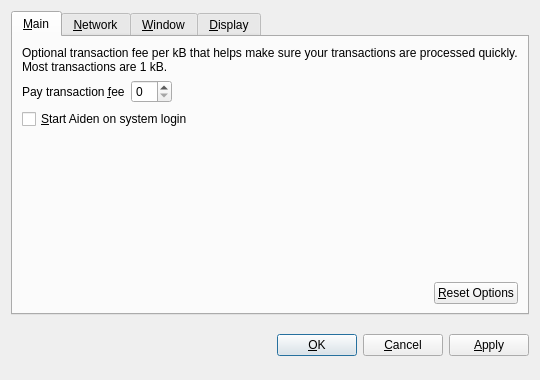
Above: src/qt/forms/optionsdialog.ui from chrisfranko/litecoin before the change. Below: the same form after it.
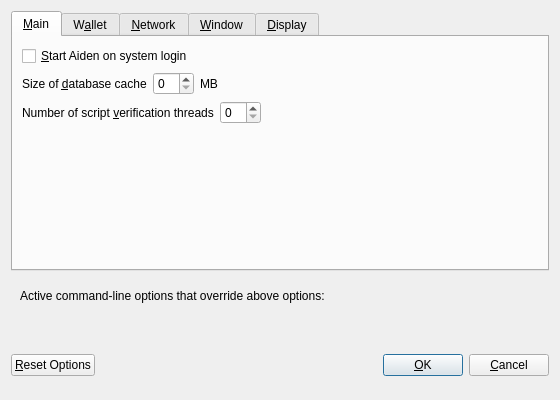
That is the form after the change. Custom widgets are drawn as their Qt base class.

Diff of the .ui file:
```diff
--- a/src/qt/forms/optionsdialog.ui
+++ b/src/qt/forms/optionsdialog.ui
@@ -6,8 +6,8 @@
    <rect>
     <x>0</x>
     <y>0</y>
-    <width>540</width>
-    <height>380</height>
+    <width>560</width>
+    <height>400</height>
    </rect>
   </property>
   <property name="windowTitle">
@@ -19,9 +19,6 @@
   <layout class="QVBoxLayout" name="verticalLayout">
    <item>
     <widget class="QTabWidget" name="tabWidget">
-     <property name="tabPosition">
-      <enum>QTabWidget::North</enum>
-     </property>
      <property name="currentIndex">
       <number>0</number>
      </property>
@@ -30,52 +27,6 @@
        <string>&amp;Main</string>
       </attribute>
       <layout class="QVBoxLayout" name="verticalLayout_Main">
-       <item>
-        <widget class="QLabel" name="transactionFeeInfoLabel">
-         <property name="text">
-          <string>Optional transaction fee per kB that helps make sure your transactions are processed quickly. Most transactions are 1 kB.</string>
-         </property>
-         <property name="textFormat">
-          <enum>Qt::PlainText</enum>
-         </property>
-         <property name="wordWrap">
-          <bool>true</bool>
-         </property>
-        </widget>
-       </item>
-       <item>
-        <layout class="QHBoxLayout" name="horizontalLayout_1_Main">
-         <item>
-          <widget class="QLabel" name="transactionFeeLabel">
-           <property name="text">
-            <string>Pay transaction &amp;fee</string>
-           </property>
-           <property name="textFormat">
-            <enum>Qt::PlainText</enum>
-           </property>
-           <property name="buddy">
-            <cstring>transactionFee</cstring>
-           </property>
-          </widget>
-         </item>
-         <item>
-          <widget class="BitcoinAmountField" name="transactionFee"/>
-         </item>
-         <item>
-          <spacer name="horizontalSpacer_1_Main">
-           <property name="orientation">
-            <enum>Qt::Horizontal</enum>
-           </property>
-           <property name="sizeHint" stdset="0">
-            <size>
-             <width>40</width>
-             <height>20</height>
-            </size>
-           </property>
-          </spacer>
-         </item>
-        </layout>
-       </item>
        <item>
         <widget class="QCheckBox" name="bitcoinAtStartup">
          <property name="toolTip">
@@ -86,21 +37,34 @@
          </property>
         </widget>
        </item>
-       <item>
-        <spacer name="verticalSpacer_Main">
-         <property name="orientation">
-          <enum>Qt::Vertical</enum>
-         </property>
-         <property name="sizeHint" stdset="0">
-          <size>
-           <width>20</width>
-           <height>40</height>
-          </size>
-         </property>
-        </spacer>
-       </item>
        <item>
         <layout class="QHBoxLayout" name="horizontalLayout_2_Main">
+         <item>
+          <widget class="QLabel" name="databaseCacheLabel">
+           <property name="text">
+            <string>Size of &amp;database cache</string>
+           </property>
+           <property name="textFormat">
+            <enum>Qt::PlainText</enum>
+           </property>
+           <property name="buddy">
+            <cstring>databaseCache</cstring>
+           </property>
+          </widget>
+         </item>
+         <item>
+          <widget class="QSpinBox" name="databaseCache"/>
+         </item>
+         <item>
+          <widget class="QLabel" name="databaseCacheUnitLabel">
+           <property name="text">
+            <string>MB</string>
+           </property>
+           <property name="textFormat">
+            <enum>Qt::PlainText</enum>
+           </property>
+          </widget>
+         </item>
          <item>
           <spacer name="horizontalSpacer_2_Main">
            <property name="orientation">
@@ -114,20 +78,106 @@
            </property>
           </spacer>
          </item>
+        </layout>
+       </item>
+       <item>
+        <layout class="QHBoxLayout" name="horizontalLayout_3_Main">
          <item>
-          <widget class="QPushButton" name="resetButton">
-           <property name="toolTip">
-            <string>Reset all client options to default.</string>
-           </property>
+          <widget class="QLabel" name="threadsScriptVerifLabel">
            <property name="text">
-            <string>&amp;Reset Options</string>
+            <string>Number of script &amp;verification threads</string>
            </property>
-           <property name="autoDefault">
-            <bool>false</bool>
+           <property name="textFormat">
+            <enum>Qt::PlainText</enum>
            </property>
+           <property name="buddy">
+            <cstring>threadsScriptVerif</cstring>
+           </property>
           </widget>
          </item>
+         <item>
+          <widget class="QSpinBox" name="threadsScriptVerif">
+           <property name="toolTip">
+            <string>(0 = auto, &lt;0 = leave that many cores free)</string>
+           </property>
+          </widget>
+         </item>
+         <item>
+          <spacer name="horizontalSpacer_3_Main">
+           <property name="orientation">
+            <enum>Qt::Horizontal</enum>
+           </property>
+           <property name="sizeHint" stdset="0">
+            <size>
+             <width>40</width>
+             <height>20</height>
+            </size>
+           </property>
+          </spacer>
+         </item>
         </layout>
+       </item>
+       <item>
+        <spacer name="verticalSpacer_Main">
+         <property name="orientation">
+          <enum>Qt::Vertical</enum>
+         </property>
+         <property name="sizeHint" stdset="0">
+          <size>
+           <width>20</width>
+           <height>40</height>
+          </size>
+         </property>
+        </spacer>
+       </item>
+      </layout>
+     </widget>
+     <widget class="QWidget" name="tabWallet">
+      <attribute name="title">
+       <string>W&amp;allet</string>
+      </attribute>
+      <layout class="QVBoxLayout" name="verticalLayout_Wallet">
+       <item>
+        <widget class="QGroupBox" name="groupBox">
+         <property name="title">
+          <string>Expert</string>
+         </property>
+         <layout class="QVBoxLayout" name="verticalLayout_2">
+          <item>
+           <widget class="QCheckBox" name="coinControlFeatures">
+            <property name="toolTip">
+             <string>Whether to show coin control features or not.</string>
+            </property>
+            <property name="text">
+             <string>Enable coin &amp;control features</string>
+            </property>
+           </widget>
+          </item>
+          <item>
+           <widget class="QCheckBox" name="spendZeroConfChange">
+            <property name="toolTip">
+             <string>If you disable the spending of unconfirmed change, the change from a transaction cannot be used until that transaction has at least one confirmation. This also affects how your balance is computed.</string>
+            </property>
+            <property name="text">
+             <string>&amp;Spend unconfirmed change</string>
+            </property>
+           </widget>
+          </item>
+         </layout>
+        </widget>
+       </item>
+       <item>
+        <spacer name="verticalSpacer_Wallet">
+         <property name="orientation">
+          <enum>Qt::Vertical</enum>
+         </property>
+         <property name="sizeHint" stdset="0">
+          <size>
+           <width>20</width>
+           <height>40</height>
+          </size>
+         </property>
+        </spacer>
        </item>
       </layout>
      </widget>
@@ -146,18 +196,28 @@
          </property>
         </widget>
        </item>
+       <item>
+        <widget class="QCheckBox" name="allowIncoming">
+         <property name="toolTip">
+          <string>Accept connections from outside</string>
+         </property>
+         <property name="text">
+          <string>Allow incoming connections</string>
+         </property>
+        </widget>
+       </item>
        <item>
         <widget class="QCheckBox" name="connectSocks">
          <property name="toolTip">
-          <string>Connect to the Aiden network through a SOCKS proxy (e.g. when connecting through Tor).</string>
+          <string>Connect to the Aiden network through a SOCKS5 proxy.</string>
          </property>
          <property name="text">
-          <string>&amp;Connect through SOCKS proxy:</string>
+          <string>&amp;Connect through SOCKS5 proxy (default proxy):</string>
          </property>
         </widget>
        </item>
        <item>
-        <layout class="QHBoxLayout" name="horizontalLayout_Network">
+        <layout class="QHBoxLayout" name="horizontalLayout_1_Network">
          <item>
           <widget class="QLabel" name="proxyIpLabel">
            <property name="text">
@@ -173,6 +233,12 @@
          </item>
          <item>
           <widget class="QValidatedLineEdit" name="proxyIp">
+           <property name="minimumSize">
+            <size>
+             <width>140</width>
+             <height>0</height>
+            </size>
+           </property>
            <property name="maximumSize">
             <size>
              <width>140</width>
@@ -180,7 +246,7 @@
             </size>
            </property>
            <property name="toolTip">
-            <string>IP address of the proxy (e.g. 127.0.0.1)</string>
+            <string>IP address of the proxy (e.g. IPv4: 127.0.0.1 / IPv6: ::1)</string>
            </property>
           </widget>
          </item>
@@ -199,6 +265,12 @@
          </item>
          <item>
           <widget class="QLineEdit" name="proxyPort">
+           <property name="minimumSize">
+            <size>
+             <width>55</width>
+             <height>0</height>
+            </size>
+           </property>
            <property name="maximumSize">
             <size>
              <width>55</width>
@@ -211,27 +283,7 @@
           </widget>
          </item>
          <item>
-          <widget class="QLabel" name="socksVersionLabel">
-           <property name="text">
-            <string>SOCKS &amp;Version:</string>
-           </property>
-           <property name="textFormat">
-            <enum>Qt::PlainText</enum>
-           </property>
-           <property name="buddy">
-            <cstring>socksVersion</cstring>
-           </property>
-          </widget>
-         </item>
-         <item>
-          <widget class="QValueComboBox" name="socksVersion">
-           <property name="toolTip">
-            <string>SOCKS version of the proxy (e.g. 5)</string>
-           </property>
-          </widget>
-         </item>
-         <item>
-          <spacer name="horizontalSpacer_Network">
+          <spacer name="horizontalSpacer_1_Network">
            <property name="orientation">
             <enum>Qt::Horizontal</enum>
            </property>
@@ -354,24 +406,28 @@
         </layout>
        </item>
        <item>
-        <widget class="QCheckBox" name="displayAddresses">
-         <property name="toolTip">
-          <string>Whether to show Aiden addresses in the transaction list or not.</string>
-         </property>
-         <property name="text">
-          <string>&amp;Display addresses in transaction list</string>
-         </property>
-        </widget>
-       </item>
-       <item>
-        <widget class="QCheckBox" name="coinControlFeatures">
-         <property name="toolTip">
-          <string>Whether to show coin control features or not.</string>
-         </property>
-         <property name="text">
-          <string>Display coin &amp;control features (experts only!)</string>
-         </property>
-        </widget>
+        <layout class="QHBoxLayout" name="horizontalLayout_3_Display">
+         <item>
+          <widget class="QLabel" name="thirdPartyTxUrlsLabel">
+           <property name="toolTip">
+            <string>Third party URLs (e.g. a block explorer) that appear in the transactions tab as context menu items. %s in the URL is replaced by transaction hash. Multiple URLs are separated by vertical bar |.</string>
+           </property>
+           <property name="text">
+            <string>Third party transaction URLs</string>
+           </property>
+           <property name="buddy">
+            <cstring>thirdPartyTxUrls</cstring>
+           </property>
+          </widget>
+         </item>
+         <item>
+          <widget class="QLineEdit" name="thirdPartyTxUrls">
+           <property name="toolTip">
+            <string>Third party URLs (e.g. a block explorer) that appear in the transactions tab as context menu items. %s in the URL is replaced by transaction hash. Multiple URLs are separated by vertical bar |.</string>
+           </property>
+          </widget>
+         </item>
+        </layout>
        </item>
        <item>
         <spacer name="verticalSpacer_Display">
@@ -390,8 +446,67 @@
      </widget>
     </widget>
    </item>
+   <item>
+    <widget class="QFrame" name="frame">
+     <layout class="QVBoxLayout" name="verticalLayout_Bottom">
+      <item>
+       <layout class="QHBoxLayout" name="horizontalLayout_Bottom">
+        <item>
+         <widget class="QLabel" name="overriddenByCommandLineInfoLabel">
+          <property name="text">
+           <string>Active command-line options that override above options:</string>
+          </property>
+          <property name="textFormat">
+           <enum>Qt::PlainText</enum>
+          </property>
+         </widget>
+        </item>
+        <item>
+         <spacer name="horizontalSpacer_Bottom">
+          <property name="orientation">
+           <enum>Qt::Horizontal</enum>
+          </property>
+          <property name="sizeHint" stdset="0">
+           <size>
+            <width>40</width>
+            <height>20</height>
+           </size>
+          </property>
+         </spacer>
+        </item>
+       </layout>
+      </item>
+      <item>
+       <widget class="QLabel" name="overriddenByCommandLineLabel">
+        <property name="text">
+         <string/>
+        </property>
+        <property name="textFormat">
+         <enum>Qt::PlainText</enum>
+        </property>
+        <property name="wordWrap">
+         <bool>true</bool>
+        </property>
+       </widget>
+      </item>
+     </layout>
+    </widget>
+   </item>
    <item>
     <layout class="QHBoxLayout" name="horizontalLayout_Buttons">
+     <item>
+      <widget class="QPushButton" name="resetButton">
+       <property name="toolTip">
+        <string>Reset all client options to default.</string>
+       </property>
+       <property name="text">
+        <string>&amp;Reset Options</string>
+       </property>
+       <property name="autoDefault">
+        <bool>false</bool>
+       </property>
+      </widget>
+     </item>
      <item>
       <spacer name="horizontalSpacer_1">
        <property name="orientation">
@@ -407,6 +522,12 @@
      </item>
      <item>
       <widget class="QLabel" name="statusLabel">
+       <property name="minimumSize">
+        <size>
+         <width>200</width>
+         <height>0</height>
+        </size>
+       </property>
        <property name="font">
         <font>
          <weight>75</weight>
@@ -442,6 +563,12 @@
        <property name="text">
         <string>&amp;OK</string>
        </property>
+       <property name="autoDefault">
+        <bool>false</bool>
+       </property>
+       <property name="default">
+        <bool>true</bool>
+       </property>
       </widget>
      </item>
      <item>
@@ -454,36 +581,21 @@
        </property>
       </widget>
      </item>
-     <item>
-      <widget class="QPushButton" name="applyButton">
-       <property name="text">
-        <string>&amp;Apply</string>
-       </property>
-       <property name="autoDefault">
-        <bool>false</bool>
-       </property>
-      </widget>
-     </item>
     </layout>
    </item>
   </layout>
  </widget>
  <customwidgets>
-  <customwidget>
-   <class>BitcoinAmountField</class>
-   <extends>QSpinBox</extends>
-   <header>bitcoinamountfield.h</header>
-  </customwidget>
-  <customwidget>
-   <class>QValueComboBox</class>
-   <extends>QComboBox</extends>
-   <header>qvaluecombobox.h</header>
-  </customwidget>
   <customwidget>
    <class>QValidatedLineEdit</class>
    <extends>QLineEdit</extends>
    <header>qvalidatedlineedit.h</header>
   </customwidget>
+  <customwidget>
+   <class>QValueComboBox</class>
+   <extends>QComboBox</extends>
+   <header>qvaluecombobox.h</header>
+  </customwidget>
  </customwidgets>
  <resources/>
  <connections/>
```
